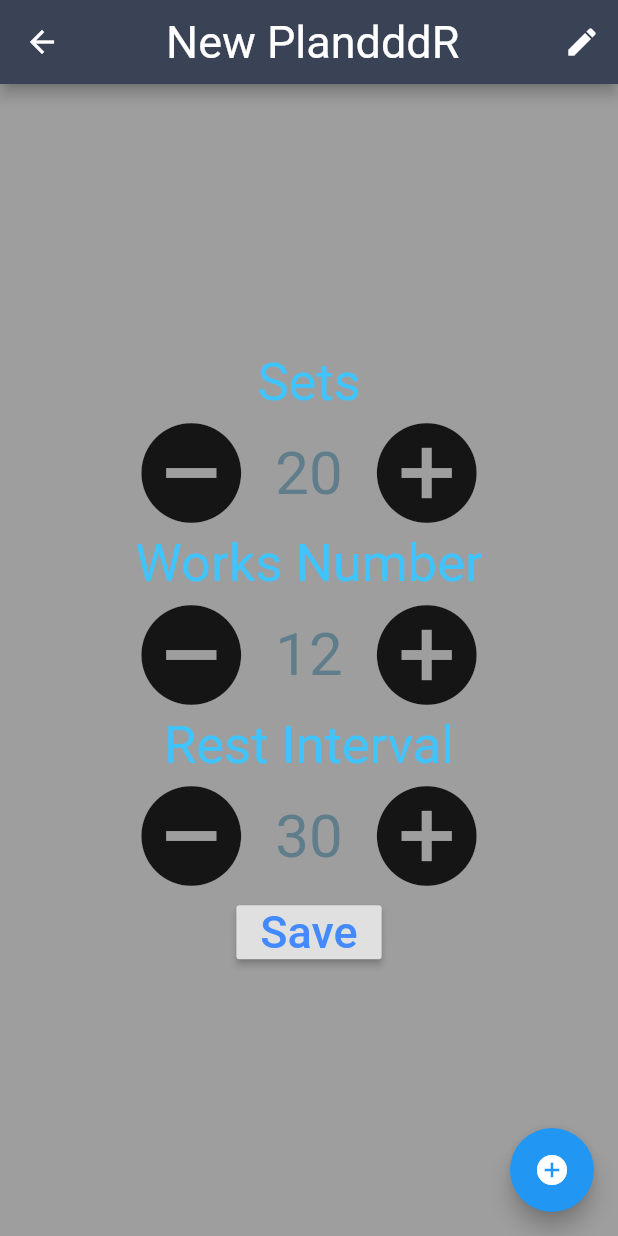
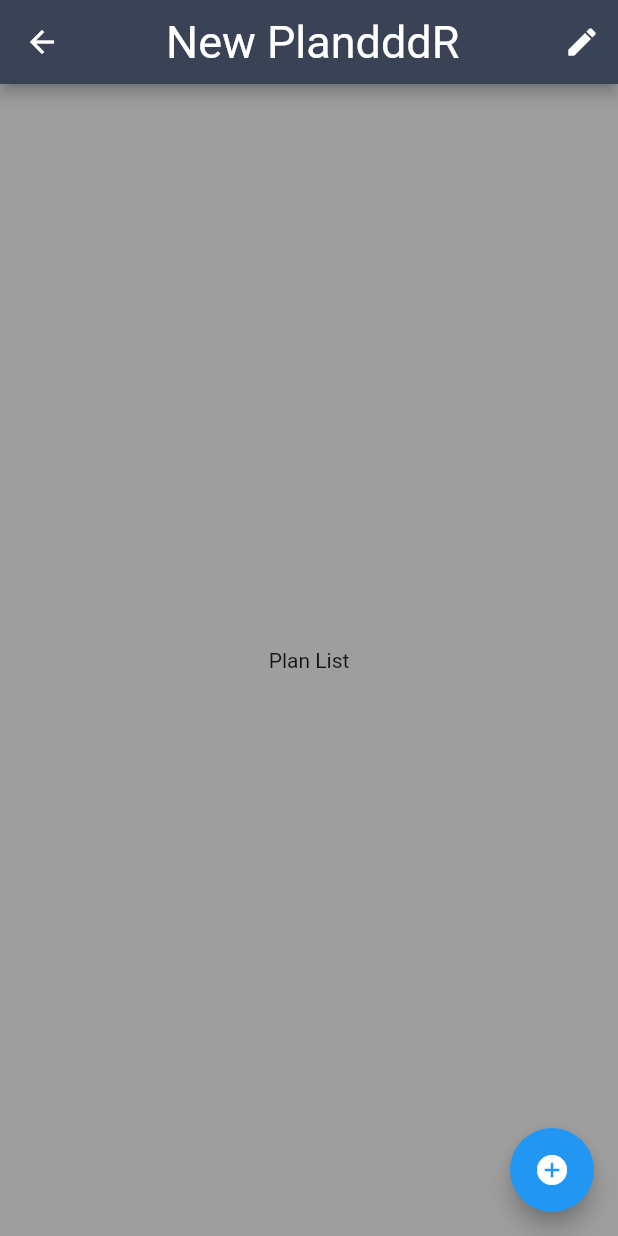
Before and after one commit to jyzgo/Gymo, a Flutter app: the screen it shows after launch, after a tap on the "add" icon, on a phone screen of 412 x 824 dp. Run offline on Flutter 3.47's test engine with Material 2 defaults, Android fonts, the phone set to English and light mode, and no system bars.

Commit message:
add FakeData.json and model analyse to project

```diff
--- /dev/null
+++ b/lib/Model/GymoDataMgr.dart
@@ -0,0 +1,21 @@
+import 'dart:convert';
+
+import 'package:gymo/Model/GymoWorkoutModel.dart';
+import 'package:gymo/Model/GymoWorkoutPlanModel.dart';
+
+class GymoDataMgr {
+  static final GymoDataMgr _singleton = new GymoDataMgr._internal();
+
+  factory GymoDataMgr() {
+    return _singleton;
+  }
+
+  List<dynamic> plans;
+  List<GymoWorkoutPlanModel> _planModels = List<GymoWorkoutPlanModel>();
+  void readJson(String content) {
+    plans = jsonDecode(content);
+    plans.forEach((p) => {_planModels.add(GymoWorkoutPlanModel.fromJson(p))});
+  }
+
+  GymoDataMgr._internal();
+}
--- /dev/null
+++ b/lib/Model/GymoWorkoutPlanModel.dart
@@ -0,0 +1,26 @@
+//plans
+/*
+  GymoWorkoutPlanModel
+    -each plan have many workout
+    GymoWorkoutModel[]
+      -workout model define each workout set
+      -workout Type model is static , define the basic of this worktype
+      WorkoutDetailModel
+*/
+
+import 'package:gymo/Model/GymoWorkoutModel.dart';
+
+class GymoWorkoutPlanModel {
+  String planName = "";
+  String uid = "";
+  int totalSets = 0;
+  double totalTime = 0;
+  List<GymoWorkoutModel> workouts = List<GymoWorkoutModel>();
+
+  GymoWorkoutPlanModel.fromJson(Map<String, dynamic> json) {
+    planName = json["planName"];
+    uid = json["uid"];
+    json["workouts"].forEach(
+        (workout) => {workouts.add(GymoWorkoutModel.fromJson(workout))});
+  }
+}
--- a/lib/Model/WorkoutDetailModel.dart
+++ b/lib/Model/WorkoutDetailModel.dart
@@ -5,9 +5,47 @@ class WorkoutDetailModel {
   String title;
   String level;
   double indicatorValue;
-  int price;
+  int stars;
   String content;
 
   WorkoutDetailModel(
-      {@required this.title, @required this.level, @required this.indicatorValue, @required this.price, @required this.content});
+      {@required this.title, @required this.level, @required this.indicatorValue, @required this.stars, @required this.content});
 }
+
+final totalWorkouts= <WorkoutDetailModel>[
+  WorkoutDetailModel(
+    title: "Back workout",
+    level: "Normal",
+    indicatorValue: 2.2,
+    stars: 4,
+    content: "The flutter tool uses Google Analytics to anonymously report feature usage statistics and basic crash reports. This data is used to help improve Flutter tools over time. Analytics is not sent on the very first run or for any runs involving flutter config, so you can opt out of analytics before any data is sent. To disable reporting, type flutter config --no-analytics and to display the current setting, type flutter config. See Google’s Privacy Policy."
+  ),
+  WorkoutDetailModel(
+    title: "Arm workout",
+    level: "Hard",
+    indicatorValue: 2.2,
+    stars: 5,
+    content: "The flutter tool uses Google Analytics to anonymously report feature usage statistics and basic crash reports. This data is used to help improve Flutter tools over time. Analytics is not sent on the very first run or for any runs involving flutter config, so you can opt out of analytics before any data is sent. To disable reporting, type flutter config --no-analytics and to display the current setting, type flutter config. See Google’s Privacy Policy."
+  ),
+  WorkoutDetailModel(
+    title: "Leg workout",
+    level: "Hard ",
+    indicatorValue: 2.2,
+    stars: 3,
+    content: "The flutter tool uses Google Analytics to anonymously report feature usage statistics and basic crash reports. This data is used to help improve Flutter tools over time. Analytics is not sent on the very first run or for any runs involving flutter config, so you can opt out of analytics before any data is sent. To disable reporting, type flutter config --no-analytics and to display the current setting, type flutter config. See Google’s Privacy Policy."
+  ),
+  WorkoutDetailModel(
+    title: "Back workout",
+    level: "Normal",
+    indicatorValue: 2.2,
+    stars: 2,
+    content: "The flutter tool uses Google Analytics to anonymously report feature usage statistics and basic crash reports. This data is used to help improve Flutter tools over time. Analytics is not sent on the very first run or for any runs involving flutter config, so you can opt out of analytics before any data is sent. To disable reporting, type flutter config --no-analytics and to display the current setting, type flutter config. See Google’s Privacy Policy."
+  ),
+  WorkoutDetailModel(
+    title: "Shoulder workout",
+    level: "Normal",
+    indicatorValue: 3.2,
+    stars: 5,
+    content: "he flutter tool uses Google Analytics to anonymously report feature usage statistics and basic crash reports. This data is used to help improve Flutter tools over time. Analytics is not sent on the very first run or for any runs involving flutter config, so you can opt out of analytics before any data is sent. To disable reporting, type flutter config --no-analytics and to display the current setting, type flutter config. See Google’s Privacy Policy."
+  ),
+];
--- a/lib/UI/GymoHomePage.dart
+++ b/lib/UI/GymoHomePage.dart
@@ -1,8 +1,10 @@
-
+import 'dart:convert';
 import 'dart:io';
 import 'package:flutter/material.dart';
+import 'package:gymo/Model/GymoDataMgr.dart';
 import './NewPlan.dart';
 import '../utils/FileManager.dart';
+import 'package:flutter/services.dart' show rootBundle;
 
 class GymoHomePage extends StatefulWidget {
   GymoHomePage({Key key, this.title}) : super(key: key);
@@ -15,29 +17,33 @@ class GymoHomePage extends StatefulWidget {
 class _GymoHomePageState extends State<GymoHomePage> {
   static const String JSON_FILE = 'gymo.json';
   static const String ARRAY_KEY = 'arrays';
-  static const String TITLE_KEY = 'title';
-  List<Map<String, dynamic>> _plans;
+  static const String TITLE_KEY = 'planName';
+  static const String FAKE_DATA = 'assets/FakeData.json';
   _GymoHomePageState() {
     _loadFile();
   }
 
   _loadFile() async {
-    var file = File(JSON_FILE);
-    if (await file.exists()) {
-      FileManager().readJson(JSON_FILE).then((mainMap) => {
-            setState(() {
-              if (mainMap[ARRAY_KEY] == null) {
-                mainMap[ARRAY_KEY] = List<Map<String, dynamic>>();
-              }
-              _plans = mainMap[ARRAY_KEY];
-            })
-          });
-    } else {
-      _plans = List<Map<String, dynamic>>();
-    }
+    String contents = await rootBundle.loadString('assets/FakeData.json');
+    GymoDataMgr().readJson(contents);
+    setState(() {});
+    // var file = File(JSON_FILE);
+    // if (await file.exists()) {
+    //   FileManager().readJson(JSON_FILE).then((mainMap) => {
+    //         setState(() {
+    //           if (mainMap[ARRAY_KEY] == null) {
+    //             mainMap[ARRAY_KEY] = List<Map<String, dynamic>>();
+    //           }
+    //           _plans = mainMap[ARRAY_KEY];
+    //         })
+    //       });
+    // } else {
+    //   _plans = List<Map<String, dynamic>>();
+    // }
   }
 
   List<Widget> _cellList() {
+    var _plans = GymoDataMgr().plans;
     if (_plans != null) {
       return _plans
           .map((plan) => ListTile(title: Text(plan[TITLE_KEY])))
@@ -48,6 +54,7 @@ class _GymoHomePageState extends State<GymoHomePage> {
 
   @override
   Widget build(BuildContext context) {
+    var _plans = GymoDataMgr().plans;
     return Scaffold(
       appBar: AppBar(
         title: Text(widget.title),
@@ -66,7 +73,9 @@ class _GymoHomePageState extends State<GymoHomePage> {
                   children: _cellList(),
                 )
               : Text('Add A New Plan',
-                  style: TextStyle(fontSize: 40,))),
+                  style: TextStyle(
+                    fontSize: 40,
+                  ))),
       floatingActionButton: FloatingActionButton(
         onPressed: () {
           Navigator.push(context,
@@ -84,9 +93,7 @@ class _GymoHomePageState extends State<GymoHomePage> {
 
   void _dealWithReturnValue(v) {
     if (v != null) {
-      setState(() {
-        _plans.add(v);
-      });
+      setState(() {});
     }
   }
 }
--- a/lib/UI/NewPlan.dart
+++ b/lib/UI/NewPlan.dart
@@ -1,8 +1,10 @@
 import 'package:flutter/cupertino.dart';
 import 'package:flutter/material.dart';
+import 'package:gymo/Model/WorkoutDetailModel.dart';
 import './gymoSet.dart';
 import '../utils/FileManager.dart';
 import './NewWorkout.dart';
+import 'package:flutter/services.dart' show rootBundle;
 
 class NewPlanRoute extends CupertinoPageRoute<NewPlanRoute> {
   NewPlanRoute() : super(builder: (BuildContext context) => new NewPlanPage());
@@ -66,40 +68,17 @@ class _NewPlanPageState extends State<NewPlanPage> {
         appBar: AppBar(
           title: titleEditable(), // Text(_planName ),
           actions: <Widget>[
-            IconButton(icon: Icon(Icons.edit),onPressed: (){
+            IconButton(
+              icon: Icon(Icons.edit),
+              onPressed: () {
                 print("Edit be pressed");
                 FocusScope.of(context).requestFocus(_titleFocusNode);
-            },)
+              },
+            )
           ],
           centerTitle: true,
         ),
-        body: Center(
-          child: Column(
-            mainAxisAlignment: MainAxisAlignment.center,
-            children: <Widget>[
-
-              _gymTitleText('Sets'),
-              GymoSet(_setsNum, _onSetValueChanged),
-              _gymTitleText('Works Number'),
-              GymoSet(_worksNum, _onWorksValueChanged),
-              _gymTitleText('Rest Interval'),
-              GymoSet(_restInterval, _onRestIntervalChanged),
-              RaisedButton(
-                child: Text('Save',
-                    style: TextStyle(fontSize: 30, color: Colors.blueAccent)),
-                onPressed: () {
-                  Navigator.pop(context, {
-                    'title': _planNameController.text,
-                    'setsNum': _setsNum,
-                    'worksNum': _worksNum,
-                    "restInterval": _restInterval
-                  });
-                  print('save pressed');
-                },
-              )
-            ],
-          ),
-        ));
+        body: Center(child: Text("Plan List")));
   }
 
   Future<void> _titleShouldntEmpty() async {
@@ -120,7 +99,6 @@ class _NewPlanPageState extends State<NewPlanPage> {
           actions: <Widget>[
             FlatButton(
               child: Text('OK'),
-
               onPressed: () {
                 Navigator.of(context).pop();
               },
@@ -131,49 +109,37 @@ class _NewPlanPageState extends State<NewPlanPage> {
     );
   }
 
-  TextField titleEditable()
-  {
+  TextField titleEditable() {
     final controller = TextEditingController();
 
     var editableTitle = TextField(
       focusNode: _titleFocusNode,
-      style: TextStyle(
-        color: Colors.white,
-        fontSize: 30),
+      style: TextStyle(color: Colors.white, fontSize: 30),
       cursorColor: Colors.white,
-
       textAlign: TextAlign.center,
-      controller:  controller,
-      onSubmitted: (String done){
-        if(done.length == 0)
-        {
+      controller: controller,
+      onSubmitted: (String done) {
+        if (done.length == 0) {
           _titleShouldntEmpty();
-        }else{
+        } else {
           _planName = done;
           controller.text = _planName;
         }
-
       },
       decoration: InputDecoration(
-
-      border: InputBorder.none,
-      hintText: 'Please enter a plan name'
-    ),
+          border: InputBorder.none, hintText: 'Please enter a plan name'),
     );
     controller.text = _planName;
 
     return editableTitle;
   }
 
-  FloatingActionButton createFloatingActionButton()
-  {
+  FloatingActionButton createFloatingActionButton() {
     return FloatingActionButton(
       onPressed: () {
         Navigator.push(context,
                 MaterialPageRoute(builder: (context) => NewWorkoutPage(true)))
             .then((v) => {_dealWithReturnValue(v)});
-
-
       },
       tooltip: 'Add new workout',
       child: Icon(Icons.add_circle),
@@ -181,22 +147,13 @@ class _NewPlanPageState extends State<NewPlanPage> {
   }
 
   List<Widget> _cellList() {
-
     return null;
   }
+
   void _dealWithReturnValue(v) {
     if (v != null) {
-      setState(() {
-      });
+      setState(() {});
     }
-  }
-
-
-  Text _gymTitleText(String title) {
-    return Text(
-      title,
-      style: TextStyle(fontSize: 35, color: Colors.lightBlueAccent),
-    );
   }
 
   void _onSetValueChanged(int v) {
@@ -211,10 +168,29 @@ class _NewPlanPageState extends State<NewPlanPage> {
     _restInterval = _restInterval + v;
   }
 
-  void dispose()
-  {
-    _titleFocusNode .dispose();
+  void dispose() {
+    _titleFocusNode.dispose();
     super.dispose();
   }
 
+  Card makeCard(WorkoutDetailModel model) => Card(
+        elevation: 8.0,
+        margin: new EdgeInsets.symmetric(horizontal: 10.0, vertical: 6.0),
+        child: Container(
+            decoration: BoxDecoration(color: Color.fromRGBO(64, 75, 96, .9)),
+            child: Container() //makeListTile(model),
+            ),
+      );
+
+  Container makeBody() => Container(
+        // decoration: BoxDecoration(color: Color.fromRGBO(58, 66, 86, 1.0)),
+        child: ListView.builder(
+          scrollDirection: Axis.vertical,
+          shrinkWrap: true,
+          itemCount: totalWorkouts.length,
+          itemBuilder: (BuildContext context, int index) {
+            return makeCard(totalWorkouts[index]);
+          },
+        ),
+      );
 }
--- a/lib/UI/WorkoutDetailPage.dart
+++ b/lib/UI/WorkoutDetailPage.dart
@@ -21,7 +21,7 @@ class WorkoutDetailPage extends StatelessWidget {
           border: new Border.all(color: Colors.white),
           borderRadius: BorderRadius.circular(5.0)),
       child: new Text(
-        detailModel.price.toString() + " ★",
+        detailModel.stars.toString() + " ★",
         style: TextStyle(color: Colors.white),
       ),
     );
--- a/lib/utils/FileManager.dart
+++ b/lib/utils/FileManager.dart
@@ -43,6 +43,10 @@ class FileManager {
     return File('$path/$filename');
   }
 
+  Future<File> getAssetsFile(String fullPath) async {
+    return File(fullPath);
+  }
+
   Future<Map<String, dynamic>> readJson(String jsonFile) async {
     try {
       final file = await getLocalFile(jsonFile);
--- a/pubspec.yaml
+++ b/pubspec.yaml
@@ -39,7 +39,8 @@ flutter:
   # the material Icons class.
   uses-material-design: true
   # To add assets to your application, add an assets section, like this:
-  # assets:
+  assets:
+    - assets/FakeData.json
   #  - images/a_dot_burr.jpeg
   #  - images/a_dot_ham.jpeg
   # An image asset can refer to one or more resolution-specific "variants", see
```
Also changed, not shown: assets/FakeData.json (added, +270 -0 lines), lib/Model/GymoWorkoutModel.dart (+13 -12 lines), lib/UI/SearchWorkTypeDelegate.dart (added, +95 -0 lines), lib/UI/WorkoutSelection.dart (+48 -50 lines). Lines whose indentation alone changed are shown as unchanged.
